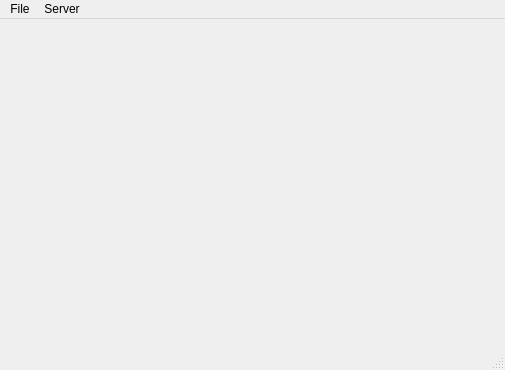
The window that mainwindow.ui (DesmondFox/dbclient) describes before a commit, drawn with Qt 5.
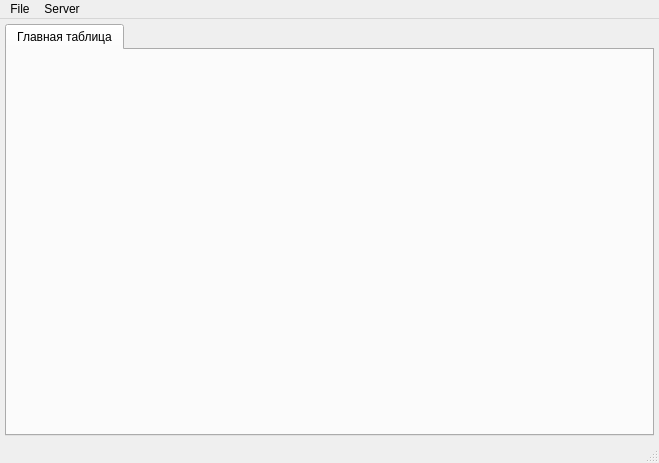
The same window after the commit.

What changed in the file:
```diff
--- a/mainwindow.ui
+++ b/mainwindow.ui
@@ -6,20 +6,50 @@
    <rect>
     <x>0</x>
     <y>0</y>
-    <width>505</width>
-    <height>370</height>
+    <width>659</width>
+    <height>463</height>
    </rect>
   </property>
   <property name="windowTitle">
    <string>MainWindow</string>
   </property>
-  <widget class="QWidget" name="centralWidget"/>
+  <widget class="QWidget" name="centralWidget">
+   <layout class="QVBoxLayout" name="verticalLayout">
+    <property name="spacing">
+     <number>2</number>
+    </property>
+    <property name="leftMargin">
+     <number>5</number>
+    </property>
+    <property name="topMargin">
+     <number>5</number>
+    </property>
+    <property name="rightMargin">
+     <number>5</number>
+    </property>
+    <property name="bottomMargin">
+     <number>5</number>
+    </property>
+    <item>
+     <widget class="QTabWidget" name="tabMain">
+      <property name="currentIndex">
+       <number>0</number>
+      </property>
+      <widget class="QWidget" name="twMain">
+       <attribute name="title">
+        <string>Главная таблица</string>
+       </attribute>
+      </widget>
+     </widget>
+    </item>
+   </layout>
+  </widget>
   <widget class="QMenuBar" name="menuBar">
    <property name="geometry">
     <rect>
      <x>0</x>
      <y>0</y>
-     <width>505</width>
+     <width>659</width>
      <height>20</height>
     </rect>
    </property>
```
